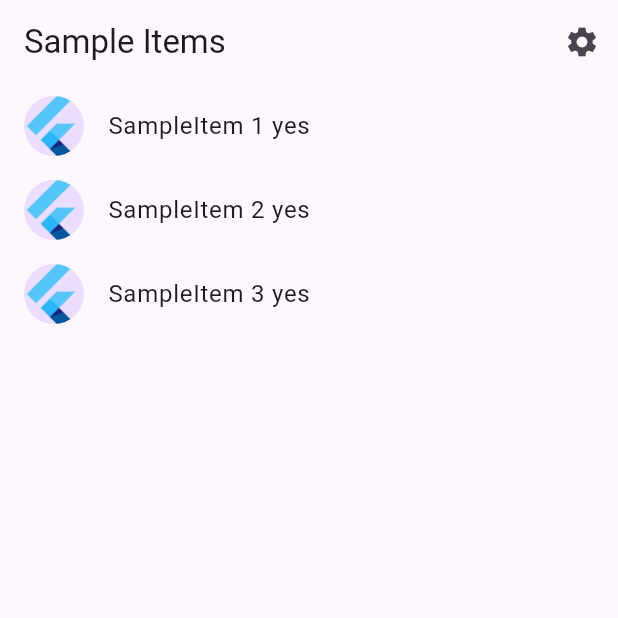
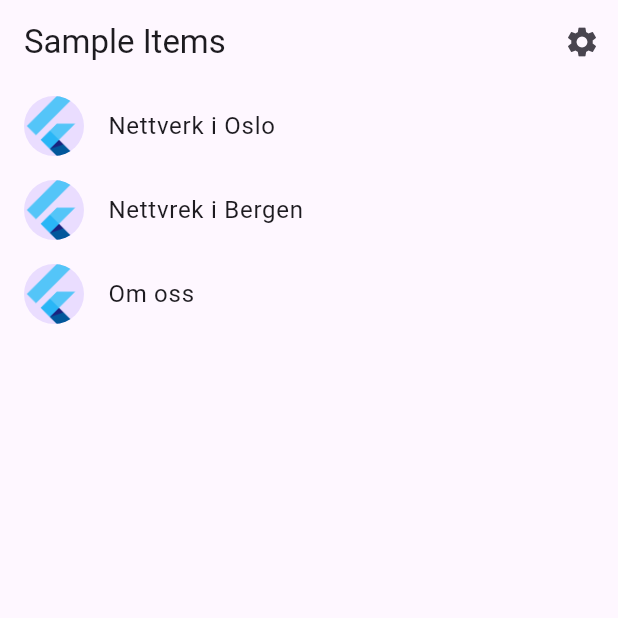
Before and after one commit to VadimCpp/nettverk, a Flutter app: the screen it shows after launch, on a phone screen of 412 x 824 dp, the top half of it. Run offline on Flutter 3.47's test engine with Material 3 defaults, Android fonts, the phone set to English and light mode, and no system bars; generated files the repository leaves out were written again.

Commit message:
Edu: add a class prop

```diff
--- a/lib/src/sample_feature/sample_item.dart
+++ b/lib/src/sample_feature/sample_item.dart
@@ -1,6 +1,8 @@
 /// A placeholder class that represents an entity or model.
 class SampleItem {
-  const SampleItem(this.id);
+  const SampleItem(this.id, this.title);
 
   final int id;
+  final String title;
+
 }
--- a/lib/src/sample_feature/sample_item_list_view.dart
+++ b/lib/src/sample_feature/sample_item_list_view.dart
@@ -8,7 +8,10 @@ import 'sample_item_details_view.dart';
 class SampleItemListView extends StatelessWidget {
   const SampleItemListView({
     super.key,
-    this.items = const [SampleItem(1), SampleItem(2), SampleItem(3)],
+    this.items = const [
+      SampleItem(1, "Nettverk i Oslo"),
+      SampleItem(2, "Nettvrek i Bergen"),
+      SampleItem(3, "Om oss")],
   });
 
   static const routeName = '/';
@@ -49,7 +52,7 @@ class SampleItemListView extends StatelessWidget {
           final item = items[index];
 
           return ListTile(
-            title: Text('SampleItem ${item.id} yes'),
+            title: Text(item.title),
             leading: const CircleAvatar(
               // Display the Flutter Logo image asset.
               foregroundImage: AssetImage('assets/images/flutter_logo.png'),
```
